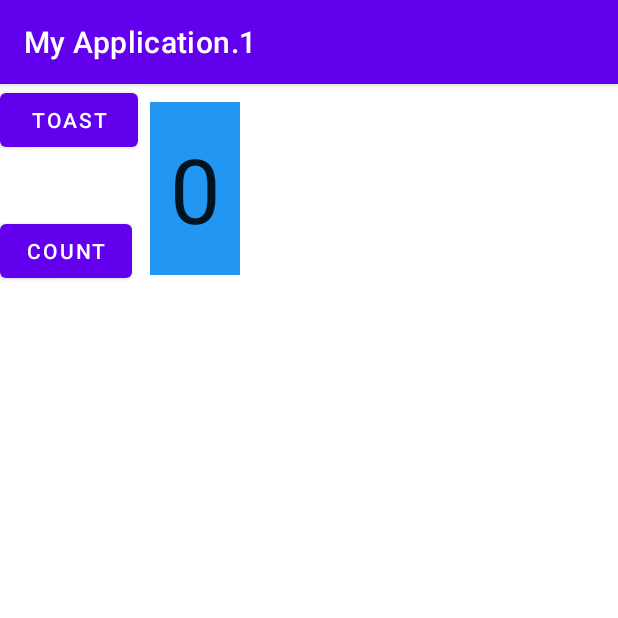
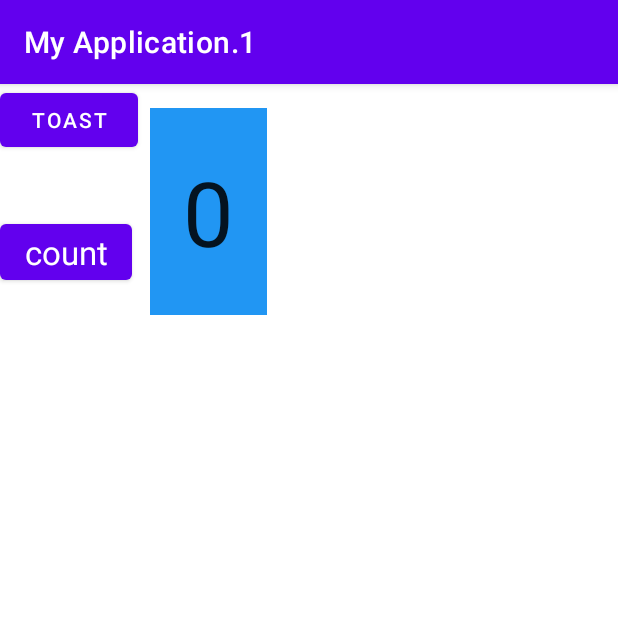
Before and after one commit to bkashadhikari/HelloWorld, an Android app: the screen it shows after launch (MainActivity), on a phone screen of 412 x 824 dp, the top half of it. Run offline under Robolectric (Android 15) with nearby library versions, the phone set to English and light mode, and no system bars.

Commit message:
count made

```diff
--- a/app/src/main/res/layout/activity_main.xml
+++ b/app/src/main/res/layout/activity_main.xml
@@ -8,10 +8,10 @@
 
     <TextView
         android:id="@+id/count_text"
-        android:layout_width="60dp"
-        android:layout_height="115dp"
+        android:layout_width="78dp"
+        android:layout_height="138dp"
         android:layout_marginStart="8dp"
-        android:layout_marginTop="12dp"
+        android:layout_marginTop="16dp"
         android:background="#2196F3"
         android:gravity="center"
         android:text="0"
@@ -34,6 +34,7 @@
         android:layout_height="wrap_content"
         android:layout_marginTop="39dp"
         android:text="count"
+        android:textAppearance="@style/TextAppearance.AppCompat.Large"
         app:layout_constraintStart_toStartOf="parent"
         app:layout_constraintTop_toBottomOf="@+id/btn_toast" />
 
```
